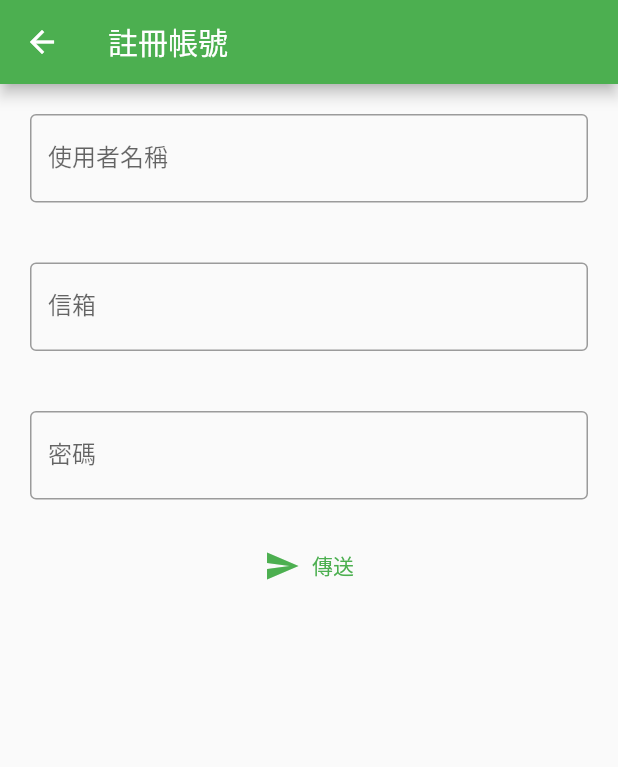
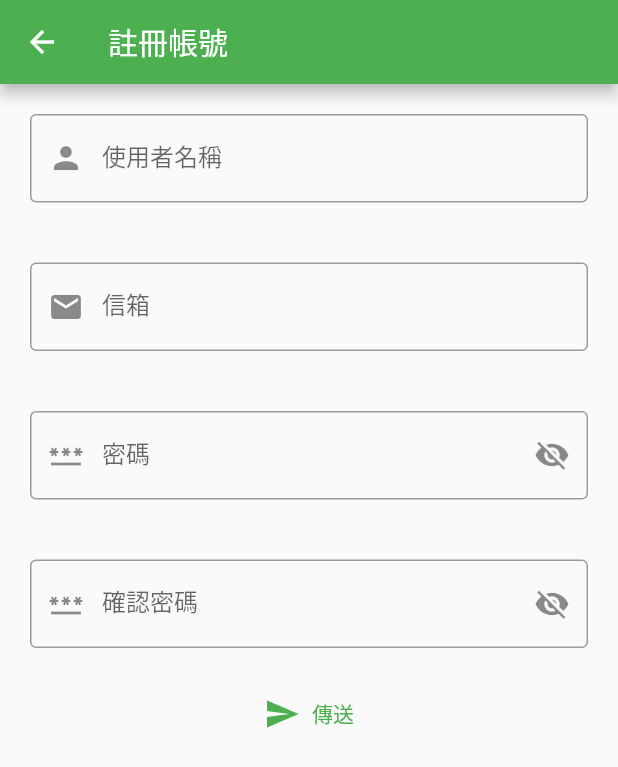
Before and after one commit to ZouXa-88/vc_user, a Flutter app: the screen it shows after launch, after a tap on "註冊帳號", on a phone screen of 412 x 824 dp. Shown: the top 767 px of the screen. Run offline on Flutter 3.47's test engine with Material 2 defaults, Android fonts, the phone set to English and light mode, and no system bars; our stand-ins replace basic_utils, permission_handler, qr_flutter; missing offline and left inert: dart:ffi, qr_code_scanner; accounts and stored records are empty; statements that could not run were skipped.

Commit message:
login page

```diff
--- a/lib/login.dart
+++ b/lib/login_page.dart
@@ -49,7 +49,7 @@ class _LoginPage extends State<LoginPage> {
       },
     );
 
-    ConnectorResponse response = await connector.sendLogin(email: email, password: password);
+    ConnectorResponse response = await connector.login(email: email, password: password);
 
     if(context.mounted) {
       Navigator.of(context).pop();
@@ -60,7 +60,7 @@ class _LoginPage extends State<LoginPage> {
           MaterialPageRoute(
             builder: (context) => MainPage(account: accounts.getAccount("001")!,),
           ),
-              (route) => false,
+          (route) => false,
         );
       }
       else{
@@ -88,7 +88,7 @@ class _LoginPage extends State<LoginPage> {
     return GestureDetector(
       behavior: HitTestBehavior.translucent,
       onTap: () {
-        FocusScope.of(context).unfocus();
+        FocusScope.of(context).requestFocus(FocusNode());
       },
       child: Scaffold(
         appBar: AppBar(
@@ -112,6 +112,7 @@ class _LoginPage extends State<LoginPage> {
                       decoration: const InputDecoration(
                         labelText: "信箱",
                         border: OutlineInputBorder(),
+                        prefixIcon: Icon(Icons.email),
                       ),
                       onChanged: (text) {
                         _email = text;
@@ -130,6 +131,7 @@ class _LoginPage extends State<LoginPage> {
                       obscureText: !_passwordVisible,
                       decoration: InputDecoration(
                         labelText: "密碼",
+                        prefixIcon: const Icon(Icons.password),
                         suffixIcon: IconButton(
                           icon: _passwordVisible
                               ? const Icon(Icons.visibility)
@@ -168,16 +170,16 @@ class _LoginPage extends State<LoginPage> {
             OutlinedButton(
               style: ButtonStyle(
                 shape: MaterialStatePropertyAll<RoundedRectangleBorder>(
-                    RoundedRectangleBorder(
-                      borderRadius: BorderRadius.circular(20),
-                    )
+                  RoundedRectangleBorder(
+                    borderRadius: BorderRadius.circular(20),
+                  )
                 ),
               ),
               onPressed: () {
                 // TODO: Register a new account.
                 Navigator.push(
                     context,
-                    MaterialPageRoute(builder: (context) => const CreateAccount())
+                    MaterialPageRoute(builder: (context) => const CreateAccountPage())
                 );
               },
               child: const Text("註冊帳號"),
@@ -191,21 +193,24 @@ class _LoginPage extends State<LoginPage> {
 
 // ==========LoginPage==========
 
-// ==========CreateAccount==========
+// ==========CreateAccountPage==========
 
-class CreateAccount extends StatefulWidget {
-  const CreateAccount({super.key});
+class CreateAccountPage extends StatefulWidget {
+  const CreateAccountPage({super.key});
 
   @override
-  State<CreateAccount> createState() => _CreateAccount();
+  State<CreateAccountPage> createState() => _CreateAccountPage();
 }
 
-class _CreateAccount extends State<CreateAccount> {
+class _CreateAccountPage extends State<CreateAccountPage> {
 
   final _formKey = GlobalKey<FormState>();
+  bool _passwordVisible = false;
+
   String _userName = "";
   String _email = "";
   String _password = "";
+  String _passwordAgain = "";
 
 
   @override
@@ -213,7 +218,7 @@ class _CreateAccount extends State<CreateAccount> {
     return GestureDetector(
       behavior: HitTestBehavior.translucent,
       onTap: () {
-        FocusScope.of(context).unfocus();
+        FocusScope.of(context).requestFocus(FocusNode());
       },
       child: Scaffold(
         appBar: AppBar(
@@ -233,6 +238,7 @@ class _CreateAccount extends State<CreateAccount> {
                   decoration: const InputDecoration(
                     labelText: "使用者名稱",
                     border: OutlineInputBorder(),
+                    prefixIcon: Icon(Icons.person),
                   ),
                   onChanged: (text) {
                     setState(() {
@@ -248,10 +254,11 @@ class _CreateAccount extends State<CreateAccount> {
                 padding: const EdgeInsets.all(20),
                 child: TextFormField(
                   initialValue: "",
-                  keyboardType: TextInputType.multiline,
+                  keyboardType: TextInputType.emailAddress,
                   decoration: const InputDecoration(
                     labelText: "信箱",
                     border: OutlineInputBorder(),
+                    prefixIcon: Icon(Icons.email),
                   ),
                   onChanged: (text) {
                     setState(() {
@@ -267,10 +274,22 @@ class _CreateAccount extends State<CreateAccount> {
                 padding: const EdgeInsets.all(20),
                 child: TextFormField(
                   initialValue: "",
-                  keyboardType: TextInputType.multiline,
-                  decoration: const InputDecoration(
+                  keyboardType: TextInputType.visiblePassword,
+                  obscureText: !_passwordVisible,
+                  decoration: InputDecoration(
                     labelText: "密碼",
-                    border: OutlineInputBorder(),
+                    border: const OutlineInputBorder(),
+                    prefixIcon: const Icon(Icons.password),
+                    suffixIcon: IconButton(
+                      icon: _passwordVisible
+                          ? const Icon(Icons.visibility)
+                          : const Icon(Icons.visibility_off),
+                      onPressed: () {
+                        setState(() {
+                          _passwordVisible = !_passwordVisible;
+                        });
+                      },
+                    ),
                   ),
                   onChanged: (text) {
                     setState(() {
@@ -279,6 +298,43 @@ class _CreateAccount extends State<CreateAccount> {
                   },
                   validator: (text) {
                     return (text == null || text.isEmpty) ? "請輸入密碼" : null;
+                  },
+                ),
+              ),
+              Padding(
+                padding: const EdgeInsets.all(20),
+                child: TextFormField(
+                  initialValue: "",
+                  keyboardType: TextInputType.visiblePassword,
+                  obscureText: !_passwordVisible,
+                  decoration: InputDecoration(
+                    labelText: "確認密碼",
+                    border: const OutlineInputBorder(),
+                    prefixIcon: const Icon(Icons.password),
+                    suffixIcon: IconButton(
+                      icon: _passwordVisible
+                          ? const Icon(Icons.visibility)
+                          : const Icon(Icons.visibility_off),
+                      onPressed: () {
+                        setState(() {
+                          _passwordVisible = !_passwordVisible;
+                        });
+                      },
+                    ),
+                  ),
+                  onChanged: (text) {
+                    setState(() {
+                      _passwordAgain = text;
+                    });
+                  },
+                  validator: (text) {
+                    if(text == null || text.isEmpty) {
+                      return "請再次輸入密碼";
+                    }
+                    if(text != _password){
+                      return "密碼不一致";
+                    }
+                    return null;
                   },
                 ),
               ),
@@ -300,4 +356,4 @@ class _CreateAccount extends State<CreateAccount> {
 
 }
 
-// ==========CreateAccount==========
+// ==========CreateAccountPage==========
--- a/lib/main.dart
+++ b/lib/main.dart
@@ -6,7 +6,7 @@ import 'package:flutter/services.dart';
 import 'package:image/image.dart' as image;
 import 'package:basic_utils/basic_utils.dart';
 
-import 'package:user/login.dart';
+import 'package:user/login_page.dart';
 import 'package:user/connector.dart';
 import 'package:user/pages/home/home.dart';
 import 'package:user/pages/personality/personality.dart';
```
Also changed, not shown: lib/connector.dart (+6 -2 lines).
